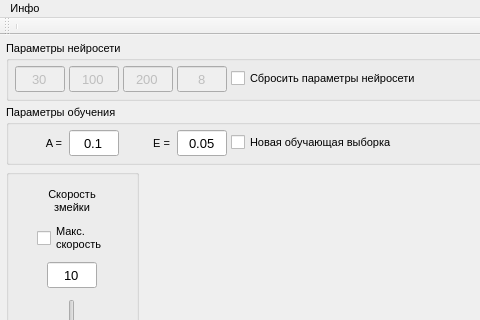
Old version of the form smartSnake/resources/MainWindow.ui in the repository Max-Azarov/neuralNetSnake; both pictures show x 0 to 480 and y 0 to 320 of the 685 by 712 pixel window.
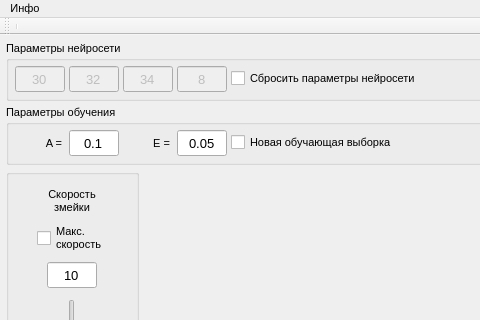
New version of the form. Custom widgets are drawn as their Qt base class.

```diff
--- a/smartSnake/resources/MainWindow.ui
+++ b/smartSnake/resources/MainWindow.ui
@@ -185,7 +185,7 @@
           <string>Count of neurons in the first hidden layer</string>
          </property>
          <property name="text">
-          <string>100</string>
+          <string>32</string>
          </property>
          <property name="alignment">
           <set>Qt::AlignCenter</set>
@@ -220,7 +220,7 @@
           <string>Count of neurons in the second hidden layer</string>
          </property>
          <property name="text">
-          <string>200</string>
+          <string>34</string>
          </property>
          <property name="alignment">
           <set>Qt::AlignCenter</set>
```
